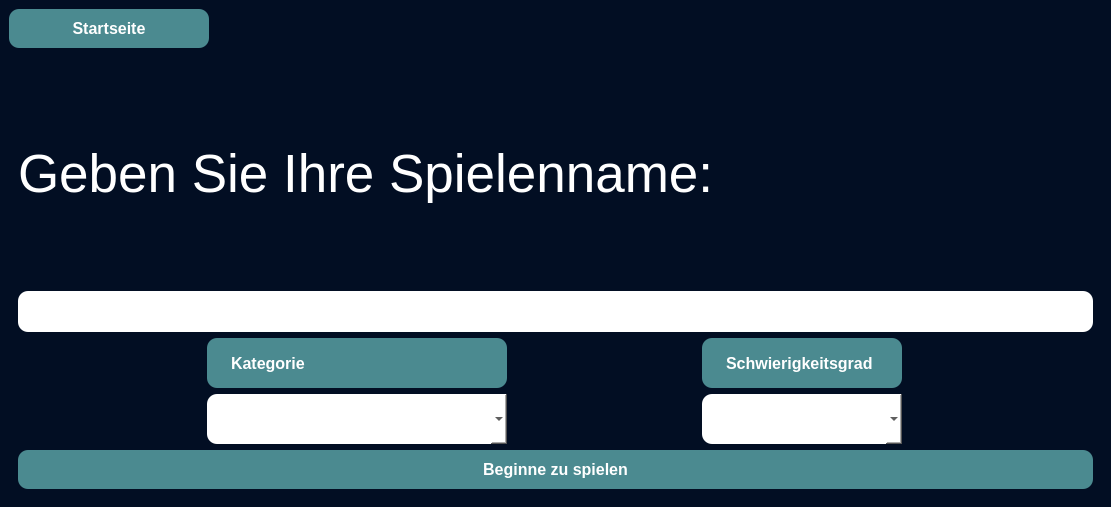
Above: WerWirdMillionear/mainwindow.ui from HoussemHfasa/-Wer-wird-Millionear before the change. Below: the same form after it.
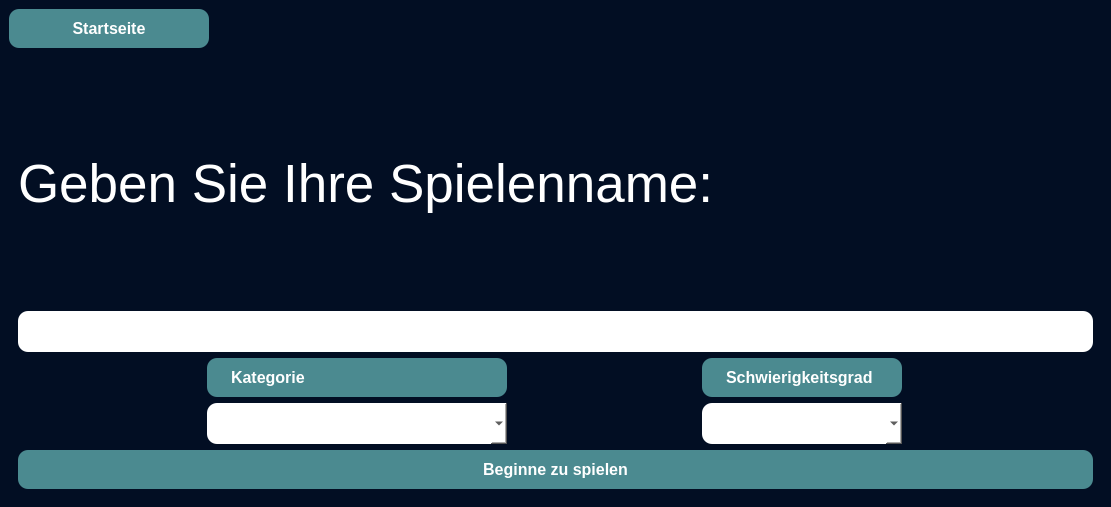
That is the form after the change. The open tabs and pages were chosen to show the change. Icons and pictures are not drawn.

```diff
--- a/WerWirdMillionear/mainwindow.ui
+++ b/WerWirdMillionear/mainwindow.ui
@@ -212,7 +212,7 @@
                 <item>
                  <layout class="QVBoxLayout" name="verticalLayout_8">
                   <item>
-                   <layout class="QVBoxLayout" name="verticalLayout_5">
+                   <layout class="QVBoxLayout" name="verticalLayout_5" stretch="1,1">
                     <item>
                      <widget class="QLabel" name="label">
                       <property name="font">
```
Left out of the diff: 8 changed lines with no effect on the pictures.
